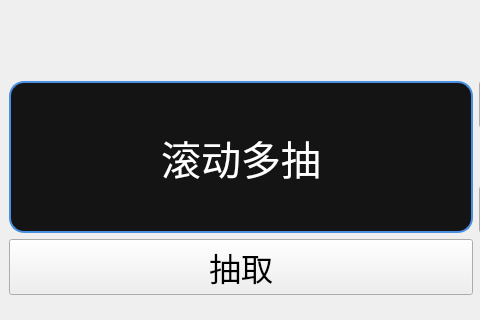
This is ui/WidgetScrollMulti.ui in HQZ-OhNone/randname as Qt 5 draws it before an edit; both pictures show x 82 to 562 and y 83 to 403 of the 732 by 542 pixel window. The edited form follows.
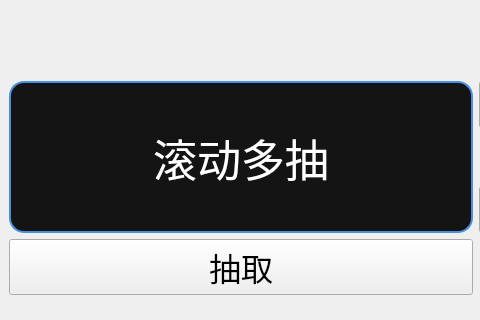
This is the edited form.

```diff
--- a/ui/WidgetScrollMulti.ui
+++ b/ui/WidgetScrollMulti.ui
@@ -119,7 +119,7 @@
      <property name="font">
       <font>
        <family>文泉驛微米黑</family>
-       <pointsize>30</pointsize>
+       <pointsize>33</pointsize>
       </font>
      </property>
      <property name="styleSheet">
```
